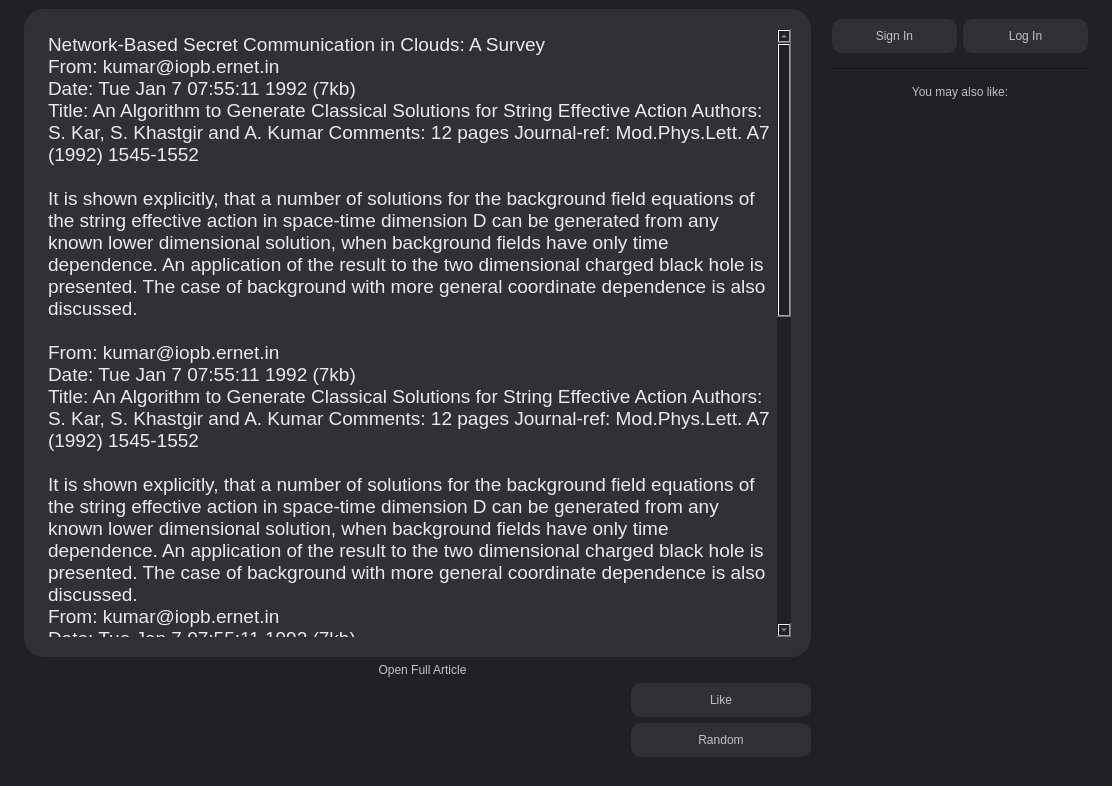
The window that client/src/ui/mainWindow.ui (korotkovandrew/2048MP) describes before a commit, drawn with Qt 5.
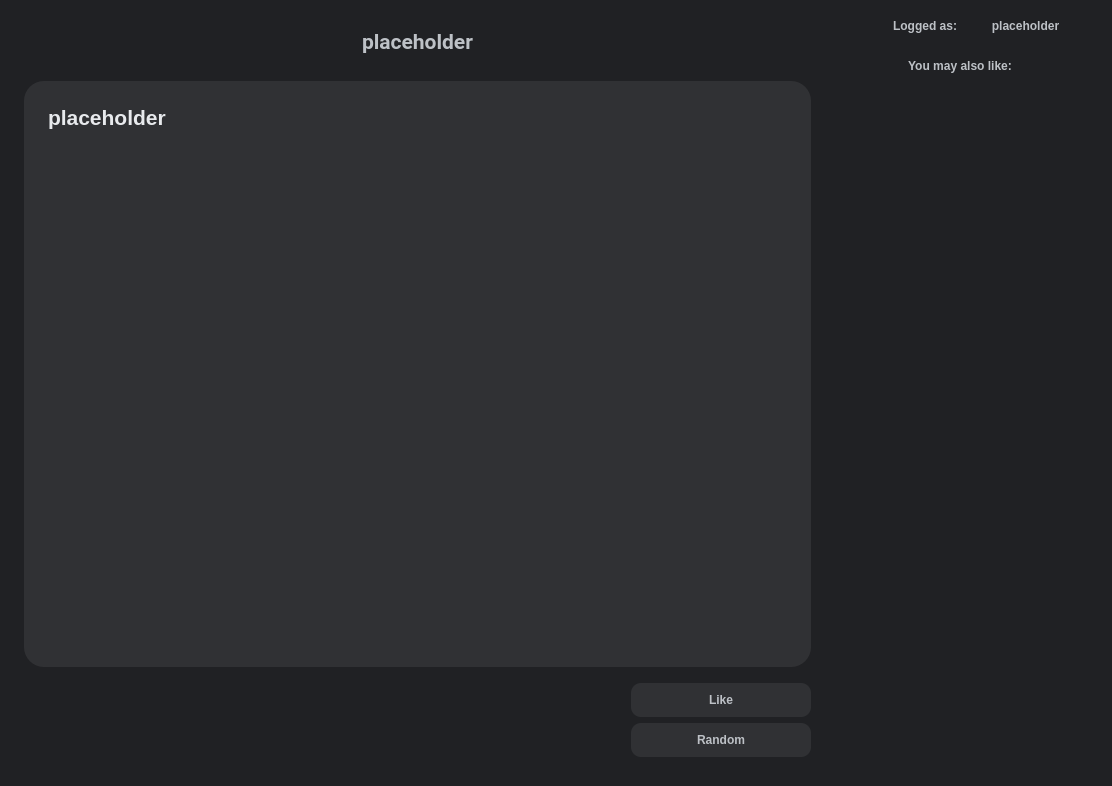
The same window after the commit.

The edit to the form file:
```diff
--- a/client/src/ui/mainWindow.ui
+++ b/client/src/ui/mainWindow.ui
@@ -19,10 +19,10 @@
   <property name="font">
    <font>
     <family>Roboto</family>
-    <pointsize>14</pointsize>
-    <weight>50</weight>
+    <pointsize>16</pointsize>
+    <weight>75</weight>
     <italic>false</italic>
-    <bold>false</bold>
+    <bold>true</bold>
    </font>
   </property>
   <property name="windowTitle">
@@ -30,8 +30,9 @@
   </property>
   <property name="styleSheet">
    <string notr="true">background-color: #202124;
-font: 14pt &quot;Roboto&quot;;
-color: #BDC1C6;</string>
+font: 16pt &quot;Roboto&quot;;
+color: #BDC1C6;
+font-weight: bold;</string>
   </property>
   <widget class="QWidget" name="centralwidget">
    <property name="enabled">
@@ -77,7 +78,52 @@
     <item>
      <layout class="QHBoxLayout" name="horizontalLayout" stretch="0,0,0">
       <item>
-       <layout class="QVBoxLayout" name="verticalLayout" stretch="0,0,0,0">
+       <layout class="QVBoxLayout" name="verticalLayout" stretch="0,0,0,0,0,0">
+        <item>
+         <spacer name="verticalSpacer_4">
+          <property name="orientation">
+           <enum>Qt::Vertical</enum>
+          </property>
+          <property name="sizeHint" stdset="0">
+           <size>
+            <width>20</width>
+            <height>20</height>
+           </size>
+          </property>
+         </spacer>
+        </item>
+        <item>
+         <widget class="QLabel" name="articleTitleLabel">
+          <property name="font">
+           <font>
+            <family>Roboto</family>
+            <pointsize>16</pointsize>
+            <weight>75</weight>
+            <italic>false</italic>
+            <bold>true</bold>
+           </font>
+          </property>
+          <property name="text">
+           <string>placeholder</string>
+          </property>
+          <property name="alignment">
+           <set>Qt::AlignCenter</set>
+          </property>
+         </widget>
+        </item>
+        <item>
+         <spacer name="verticalSpacer_3">
+          <property name="orientation">
+           <enum>Qt::Vertical</enum>
+          </property>
+          <property name="sizeHint" stdset="0">
+           <size>
+            <width>20</width>
+            <height>20</height>
+           </size>
+          </property>
+         </spacer>
+        </item>
         <item>
          <widget class="QTextBrowser" name="articleText">
           <property name="sizePolicy">
@@ -111,50 +157,17 @@
            <string>&lt;!DOCTYPE HTML PUBLIC &quot;-//W3C//DTD HTML 4.0//EN&quot; &quot;http://www.w3.org/TR/REC-html40/strict.dtd&quot;&gt;
 &lt;html&gt;&lt;head&gt;&lt;meta name=&quot;qrichtext&quot; content=&quot;1&quot; /&gt;&lt;style type=&quot;text/css&quot;&gt;
 p, li { white-space: pre-wrap; }
-&lt;/style&gt;&lt;/head&gt;&lt;body style=&quot; font-family:'Roboto'; font-size:14pt; font-weight:400; font-style:normal;&quot;&gt;
-&lt;p style=&quot; margin-top:0px; margin-bottom:0px; margin-left:0px; margin-right:0px; -qt-block-indent:0; text-indent:0px;&quot;&gt;Network-Based Secret Communication in Clouds: A Survey&lt;br /&gt;From: kumar@iopb.ernet.in&lt;br /&gt;Date: Tue Jan 7 07:55:11 1992 (7kb)&lt;br /&gt;Title: An Algorithm to Generate Classical Solutions for String Effective Action Authors: S. Kar, S. Khastgir and A. Kumar Comments: 12 pages Journal-ref: Mod.Phys.Lett. A7 (1992) 1545-1552 &lt;br /&gt;&lt;br /&gt;It is shown explicitly, that a number of solutions for the background field equations of the string effective action in space-time dimension D can be generated from any known lower dimensional solution, when background fields have only time dependence. An application of the result to the two dimensional charged black hole is presented. The case of background with more general coordinate dependence is also discussed. &lt;br /&gt;&lt;br /&gt;From: kumar@iopb.ernet.in&lt;br /&gt;Date: Tue Jan 7 07:55:11 1992 (7kb)&lt;br /&gt;Title: An Algorithm to Generate Classical Solutions for String Effective Action Authors: S. Kar, S. Khastgir and A. Kumar Comments: 12 pages Journal-ref: Mod.Phys.Lett. A7 (1992) 1545-1552 &lt;br /&gt;&lt;br /&gt;It is shown explicitly, that a number of solutions for the background field equations of the string effective action in space-time dimension D can be generated from any known lower dimensional solution, when background fields have only time dependence. An application of the result to the two dimensional charged black hole is presented. The case of background with more general coordinate dependence is also discussed. &lt;br /&gt;From: kumar@iopb.ernet.in&lt;br /&gt;Date: Tue Jan 7 07:55:11 1992 (7kb)&lt;br /&gt;Title: An Algorithm to Generate Classical Solutions for String Effective Action Authors: S. Kar, S. Khastgir and A. Kumar Comments: 12 pages Journal-ref: Mod.Phys.Lett. A7 (1992) 1545-1552 &lt;br /&gt;&lt;br /&gt;It is shown explicitly, that a number of solutions for the background field equations of the string effective action in space-time dimension D can be generated from any known lower dimensional solution, when background fields have only time dependence. An application of the result to the two dimensional charged black hole is presented. The case of background with more general coordinate dependence is also discussed. \\ From: kumar@iopb.ernet.in&lt;br /&gt;Date: Tue Jan 7 07:55:11 1992 (7kb)&lt;br /&gt;Title: An Algorithm to Generate Classical Solutions for String Effective Action Authors: S. Kar, S. Khastgir and A. Kumar Comments: 12 pages Journal-ref: Mod.Phys.Lett. A7 (1992) 1545-1552 &lt;br /&gt;\\ It is shown explicitly, that a number of solutions for the background field equations of the string effective action in space-time dimension D can be generated from any known lower dimensional solution, when background fields have only time dependence. An application of the result to the two dimensional charged black hole is presented. The case of background with more general coordinate dependence is also discussed. \\ From: kumar@iopb.ernet.in&lt;br /&gt;Date: Tue Jan 7 07:55:11 1992 (7kb)&lt;br /&gt;Title: An Algorithm to Generate Classical Solutions for String Effective Action Authors: S. Kar, S. Khastgir and A. Kumar Comments: 12 pages Journal-ref: Mod.Phys.Lett. A7 (1992) 1545-1552 &lt;br /&gt;\\ It is shown explicitly, that a number of solutions for the background field equations of the string effective action in space-time dimension D can be generated from any known lower dimensional solution, when background fields have only time dependence. An application of the result to the two dimensional charged black hole is presented. The case of background with more general coordinate dependence is also discussed. \\&lt;/p&gt;&lt;/body&gt;&lt;/html&gt;</string>
+&lt;/style&gt;&lt;/head&gt;&lt;body style=&quot; font-family:'Roboto'; font-size:16pt; font-weight:600; font-style:normal;&quot;&gt;
+&lt;p style=&quot; margin-top:0px; margin-bottom:0px; margin-left:0px; margin-right:0px; -qt-block-indent:0; text-indent:0px;&quot;&gt;placeholder&lt;/p&gt;&lt;/body&gt;&lt;/html&gt;</string>
           </property>
           <property name="acceptRichText">
            <bool>false</bool>
           </property>
          </widget>
         </item>
-        <item>
-         <widget class="QLabel" name="fullArticleLinkLabel">
-          <property name="mouseTracking">
-           <bool>false</bool>
-          </property>
-          <property name="styleSheet">
-           <string notr="true">font: 87 15pt &quot;Roboto Bold&quot;;
-padding-left: 10px;</string>
-          </property>
-          <property name="text">
-           <string>Open Full Article</string>
-          </property>
-          <property name="alignment">
-           <set>Qt::AlignCenter</set>
-          </property>
-          <property name="openExternalLinks">
-           <bool>false</bool>
-          </property>
-         </widget>
-        </item>
         <item>
          <layout class="QGridLayout" name="gridLayout_2">
-          <item row="2" column="0">
-           <spacer name="horizontalSpacer">
-            <property name="orientation">
-             <enum>Qt::Horizontal</enum>
-            </property>
-            <property name="sizeHint" stdset="0">
-             <size>
-              <width>40</width>
-              <height>20</height>
-             </size>
-            </property>
-           </spacer>
-          </item>
-          <item row="2" column="1">
+          <item row="3" column="1">
            <widget class="QPushButton" name="randomArticleButton">
             <property name="minimumSize">
              <size>
@@ -167,13 +180,39 @@
             </property>
            </widget>
           </item>
-          <item row="0" column="1">
+          <item row="3" column="0">
+           <spacer name="horizontalSpacer">
+            <property name="orientation">
+             <enum>Qt::Horizontal</enum>
+            </property>
+            <property name="sizeHint" stdset="0">
+             <size>
+              <width>40</width>
+              <height>20</height>
+             </size>
+            </property>
+           </spacer>
+          </item>
+          <item row="1" column="1">
            <widget class="QPushButton" name="likeButton">
             <property name="text">
              <string>Like</string>
             </property>
            </widget>
           </item>
+          <item row="0" column="1">
+           <spacer name="verticalSpacer_6">
+            <property name="orientation">
+             <enum>Qt::Vertical</enum>
+            </property>
+            <property name="sizeHint" stdset="0">
+             <size>
+              <width>20</width>
+              <height>10</height>
+             </size>
+            </property>
+           </spacer>
+          </item>
          </layout>
         </item>
         <item>
@@ -211,34 +250,33 @@
        </spacer>
       </item>
       <item>
-       <layout class="QGridLayout" name="gridLayout">
-        <item row="5" column="0" colspan="2">
-         <widget class="QListView" name="recomView">
-          <property name="enabled">
-           <bool>true</bool>
+       <layout class="QGridLayout" name="gridLayout" rowstretch="0,0,0,0,0,1" rowminimumheight="0,0,0,0,0,1">
+        <property name="sizeConstraint">
+         <enum>QLayout::SetDefaultConstraint</enum>
+        </property>
+        <item row="0" column="0">
+         <spacer name="verticalSpacer">
+          <property name="orientation">
+           <enum>Qt::Vertical</enum>
           </property>
-          <property name="frameShape">
-           <enum>QFrame::NoFrame</enum>
+          <property name="sizeType">
+           <enum>QSizePolicy::Minimum</enum>
           </property>
-          <property name="frameShadow">
-           <enum>QFrame::Plain</enum>
+          <property name="sizeHint" stdset="0">
+           <size>
+            <width>20</width>
+            <height>10</height>
+           </size>
           </property>
-          <property name="lineWidth">
-           <number>1</number>
-          </property>
-         </widget>
-        </item>
-        <item row="1" column="1">
-         <widget class="QPushButton" name="logInButton">
-          <property name="text">
-           <string>Log In</string>
-          </property>
-         </widget>
+         </spacer>
         </item>
         <item row="1" column="0">
-         <widget class="QPushButton" name="signInButton">
+         <widget class="QLabel" name="label_2">
           <property name="text">
-           <string>Sign In</string>
+           <string>Logged as:</string>
+          </property>
+          <property name="alignment">
+           <set>Qt::AlignRight|Qt::AlignTrailing|Qt::AlignVCenter</set>
           </property>
          </widget>
         </item>
@@ -258,21 +296,18 @@
           </property>
          </widget>
         </item>
-        <item row="2" column="0" colspan="2">
-         <widget class="Line" name="line_2">
-          <property name="minimumSize">
-           <size>
-            <width>0</width>
-            <height>20</height>
-           </size>
+        <item row="1" column="1">
+         <widget class="QLabel" name="nicknameLabel">
+          <property name="text">
+           <string>placeholder</string>
           </property>
-          <property name="orientation">
-           <enum>Qt::Horizontal</enum>
+          <property name="alignment">
+           <set>Qt::AlignCenter</set>
           </property>
          </widget>
         </item>
-        <item row="0" column="0">
-         <spacer name="verticalSpacer">
+        <item row="2" column="0">
+         <spacer name="verticalSpacer_5">
           <property name="orientation">
            <enum>Qt::Vertical</enum>
           </property>
@@ -282,11 +317,27 @@
           <property name="sizeHint" stdset="0">
            <size>
             <width>20</width>
-            <height>10</height>
+            <height>20</height>
            </size>
           </property>
          </spacer>
         </item>
+        <item row="5" column="0" colspan="2">
+         <widget class="QListView" name="recomView">
+          <property name="enabled">
+           <bool>true</bool>
+          </property>
+          <property name="frameShape">
+           <enum>QFrame::NoFrame</enum>
+          </property>
+          <property name="frameShadow">
+           <enum>QFrame::Plain</enum>
+          </property>
+          <property name="lineWidth">
+           <number>1</number>
+          </property>
+         </widget>
+        </item>
        </layout>
       </item>
      </layout>
```
Left out of the diff: 3 changed lines with no effect on the pictures.
